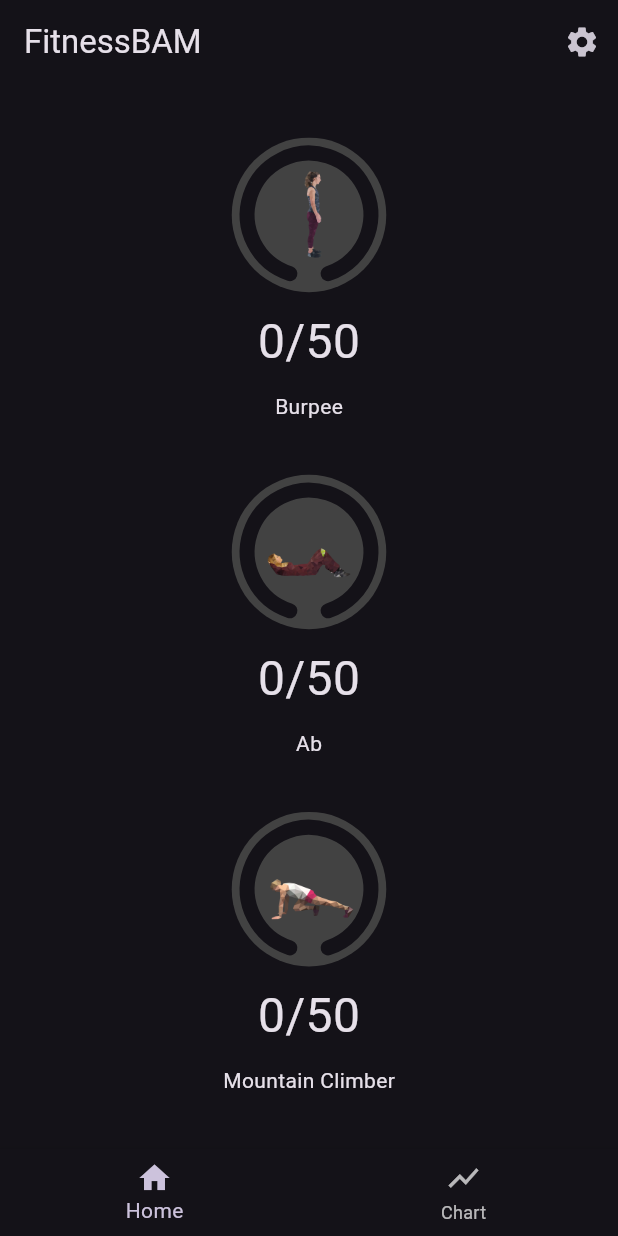
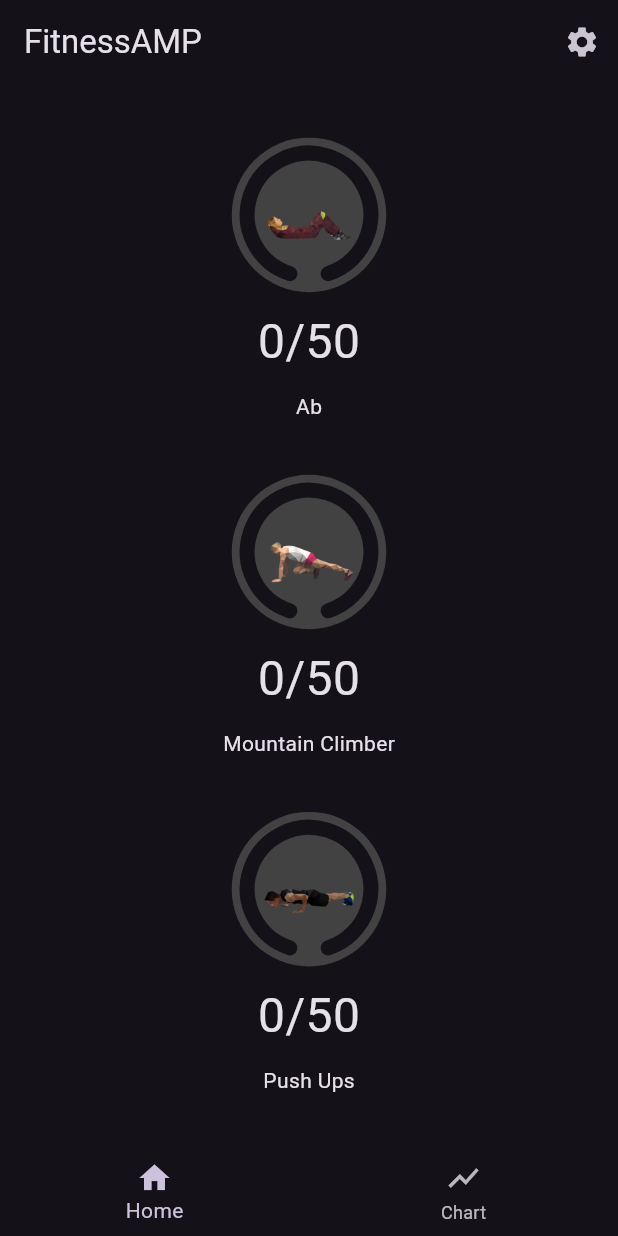
Before and after one commit to rafael-r-bento/Fitness, a Flutter app: the screen it shows after launch, on a phone screen of 412 x 824 dp. Run offline on Flutter 3.47's test engine with Material 3 defaults, Android fonts, the phone set to English and light mode, and no system bars; our stand-ins replace sqflite; missing offline and left inert: flutter_charts; accounts and stored records are empty.

Commit message:
Change project name and update exercises

```diff
--- a/lib/activity.dart
+++ b/lib/activity.dart
@@ -1,6 +1,6 @@
 /*
- * FitnessBAM - a fitness app with 3 pre-defined exercises
- * Copyright (C) 2023  Rafael Bento
+ * FitnessAMP - a fitness app with 3 pre-defined exercises
+ * Copyright (C) 2023-2024  Rafael Bento
  *
  * This program is free software: you can redistribute it and/or modify
  * it under the terms of the GNU General Public License as published by
@@ -19,18 +19,18 @@
 class Activity {
   final String date;
   int ab;
-  int burpee;
   int mountainClimber;
+  int pushUps;
 
   Activity(
-      {this.date = "", this.ab = 0, this.burpee = 0, this.mountainClimber = 0});
+      {this.date = "", this.ab = 0, this.mountainClimber = 0, this.pushUps = 0});
 
   Map<String, dynamic> toMap() {
     return {
       'date': date,
       'ab': ab,
-      'burpee': burpee,
       'mountainClimber': mountainClimber,
+      'pushUps': pushUps,
     };
   }
 }
--- a/lib/activity_circle.dart
+++ b/lib/activity_circle.dart
@@ -1,6 +1,6 @@
 /*
- * FitnessBAM - a fitness app with 3 pre-defined exercises
- * Copyright (C) 2023  Rafael Bento
+ * FitnessAMP - a fitness app with 3 pre-defined exercises
+ * Copyright (C) 2023-2024  Rafael Bento
  *
  * This program is free software: you can redistribute it and/or modify
  * it under the terms of the GNU General Public License as published by
--- a/lib/main.dart
+++ b/lib/main.dart
@@ -1,6 +1,6 @@
 /*
- * FitnessBAM - a fitness app with 3 predefined exercises
- * Copyright (C) 2023  Rafael Bento
+ * FitnessAMP - a fitness app with 3 predefined exercises
+ * Copyright (C) 2023-2024  Rafael Bento
  *
  * This program is free software: you can redistribute it and/or modify
  * it under the terms of the GNU General Public License as published by
@@ -39,10 +39,10 @@ class MyApp extends StatelessWidget {
   @override
   Widget build(BuildContext context) {
     return MaterialApp(
-      title: 'FitnessBAM',
+      title: 'FitnessAMP',
       debugShowCheckedModeBanner: false,
       theme: ThemeData.dark(),
-      home: const MyHomePage(title: 'FitnessBAM'),
+      home: const MyHomePage(title: 'FitnessAMP'),
     );
   }
 }
@@ -69,8 +69,8 @@ class MyHomePageState extends State<MyHomePage> with WidgetsBindingObserver {
     activityNow = Activity(
       date: DateTime.now().toIso8601String().substring(0, 10),
       ab: 0,
-      burpee: 0,
       mountainClimber: 0,
+      pushUps: 0,
     );
     setupDatabase().then((_) {
       verifyDatabase();
@@ -82,7 +82,7 @@ class MyHomePageState extends State<MyHomePage> with WidgetsBindingObserver {
     getTextFromFile();
     LicenseRegistry.addLicense(() async* {
       yield LicenseEntryWithLineBreaks(
-        ["FitnessBAM"],
+        ["FitnessAMP"],
         fileData,
       );
     });
@@ -106,8 +106,8 @@ class MyHomePageState extends State<MyHomePage> with WidgetsBindingObserver {
         activityNow = Activity(
           date: DateTime.now().toIso8601String().substring(0, 10),
           ab: 0,
-          burpee: 0,
           mountainClimber: 0,
+	  pushUps: 0,
         );
       });
       insertActivity(activityNow);
@@ -118,9 +118,9 @@ class MyHomePageState extends State<MyHomePage> with WidgetsBindingObserver {
     final ByteData data1 =
         await rootBundle.load('images/exercise_abcrunch.webp');
     final ByteData data2 =
-        await rootBundle.load('images/exercise_4countburpee.webp');
+        await rootBundle.load('images/exercise_mountainclimber.webp');
     final ByteData data3 =
-        await rootBundle.load('images/exercise_mountainclimber.webp');
+        await rootBundle.load('images/exercise_pushups.webp');
     image1 = await loadImage(Uint8List.view(data1.buffer), 1);
     image2 = await loadImage(Uint8List.view(data2.buffer), 2);
     image3 = await loadImage(Uint8List.view(data3.buffer), 3);
@@ -160,8 +160,8 @@ class MyHomePageState extends State<MyHomePage> with WidgetsBindingObserver {
         await db.execute('''CREATE TABLE Activities (
           date TEXT PRIMARY KEY,
           ab INTEGER,
-          burpee INTEGER,
-          mountainClimber INTEGER
+          mountainClimber INTEGER,
+	  pushUps INTEGER
         )''');
       },
       version: 1,
@@ -172,7 +172,7 @@ class MyHomePageState extends State<MyHomePage> with WidgetsBindingObserver {
     Database? db = database;
 
     List<Map<String, dynamic>>? maps = await db?.query('Activities',
-        columns: ['date', 'ab', 'burpee', 'mountainClimber'],
+        columns: ['date', 'ab', 'mountainClimber', 'pushUps'],
         where: 'date = ?',
         whereArgs: [activityNow?.date]);
 
@@ -180,8 +180,8 @@ class MyHomePageState extends State<MyHomePage> with WidgetsBindingObserver {
       if (maps!.isNotEmpty) {
         setState(() {
           activityNow?.ab = maps.first['ab'];
-          activityNow?.burpee = maps.first['burpee'];
           activityNow?.mountainClimber = maps.first['mountainClimber'];
+	  activityNow?.pushUps = maps.first['pushUps'];
         });
       } else if (maps.isEmpty) {
         await insertActivity(activityNow);
@@ -200,12 +200,12 @@ class MyHomePageState extends State<MyHomePage> with WidgetsBindingObserver {
   }
 
   Future<void> updateActivity(
-    int iAb, int iBurpee, int iMountainClimber) async {
+    int iAb, int iMountainClimber, int iPushUps) async {
     final db = database;
     setState(() {
       activityNow?.ab += iAb;
-      activityNow?.burpee += iBurpee;
       activityNow?.mountainClimber += iMountainClimber;
+      activityNow?.pushUps += iPushUps;
     });
 
     await db?.update(
@@ -236,8 +236,8 @@ class MyHomePageState extends State<MyHomePage> with WidgetsBindingObserver {
   void _showAboutDialog() async {
     showAboutDialog(
         context: context,
-        applicationName: "FitnessBAM",
-        applicationVersion: "0.1.0",
+        applicationName: "FitnessAMP",
+        applicationVersion: "0.3.0",
         applicationIcon: const SizedBox(
           width: 48,
           height: 48,
@@ -255,8 +255,8 @@ class MyHomePageState extends State<MyHomePage> with WidgetsBindingObserver {
     final Database? db = database;
     await db?.delete('Activities');
     activityNow?.ab = 0;
-    activityNow?.burpee = 0;
     activityNow?.mountainClimber = 0;
+    activityNow?.pushUps = 0;
     await verifyDatabase();
   }
 
@@ -280,7 +280,7 @@ class MyHomePageState extends State<MyHomePage> with WidgetsBindingObserver {
                   ),
                   ListTile(
                     leading: const Icon(Icons.info),
-                    title: const Text('About FitnessBAM'),
+                    title: const Text('About FitnessAMP'),
                     onTap: _showAboutDialog,
                   ),
                 ],
@@ -324,8 +324,8 @@ class MyHomePageState extends State<MyHomePage> with WidgetsBindingObserver {
         this.expectedList = [...list!];
     });
     List<double> abCounter = [];
-    List<double> burpeeCounter = [];
     List<double> mountainClimberCounter = [];
+    List<double> pushUpsCounter = [];
     if (expectedList != null && expectedList!.length != null) {
       if (expectedList!.length > 30) {
         while (expectedList!.length > 30) {
@@ -334,13 +334,13 @@ class MyHomePageState extends State<MyHomePage> with WidgetsBindingObserver {
       }
       else if (expectedList!.length < 30) {
         while (expectedList!.length < 30) {
-          expectedList!.insert(0, {'date': "", 'ab': 0, 'burpee': 0, 'mountainClimber': 0});
+          expectedList!.insert(0, {'date': "", 'ab': 0, 'mountainClimber': 0, 'pushUps': 0});
         }
       }
       expectedList!.forEach((element) => {
         abCounter.add(element["ab"].toDouble()),
-        burpeeCounter.add(element["burpee"].toDouble()),
         mountainClimberCounter.add(element["mountainClimber"].toDouble()),
+	pushUpsCounter.add(element["pushUps"].toDouble()),
       });
     }
     else {
@@ -348,30 +348,30 @@ class MyHomePageState extends State<MyHomePage> with WidgetsBindingObserver {
 	0.0, 0.0, 0.0, 0.0, 0.0, 0.0, 0.0, 0.0, 0.0, 0.0,
 	0.0, 0.0, 0.0, 0.0, 0.0, 0.0, 0.0, 0.0, 0.0, 0.0];
 
-      burpeeCounter = [0.0, 0.0, 0.0, 0.0, 0.0, 0.0, 0.0, 0.0, 0.0, 0.0,
-	0.0, 0.0, 7.0, 0.0, 0.0, 0.0, 0.0, 0.0, 0.0, 0.0,
-	0.0, 0.0, 0.0, 0.0, 0.0, 0.0, 0.0, 0.0, 0.0, 0.0];
-
       mountainClimberCounter = [0.0, 0.0, 0.0, 0.0, 0.0, 0.0, 0.0, 0.0, 0.0, 0.0,
 	0.0, 0.0, 0.0, 0.0, 0.0, 0.0, 0.0, 0.0, 0.0, 0.0,
 	0.0, 0.0, 50.0, 0.0, 0.0, 0.0, 0.0, 0.0, 0.0, 0.0];
+
+      pushUpsCounter = [0.0, 0.0, 0.0, 0.0, 0.0, 0.0, 0.0, 0.0, 0.0, 0.0,
+	0.0, 0.0, 7.0, 0.0, 0.0, 0.0, 0.0, 0.0, 0.0, 0.0,
+	0.0, 0.0, 0.0, 0.0, 0.0, 0.0, 0.0, 0.0, 0.0, 0.0];
     }
     LabelLayoutStrategy? xContainerLabelLayoutStrategy;
     ChartData chartData;
     ChartOptions chartOptions = const ChartOptions();
     chartData = ChartData(
       dataRows: [
-        burpeeCounter,
         abCounter,
         mountainClimberCounter,
+	pushUpsCounter,
       ],
       xUserLabels: const ['', '', '' ,'', '', '', '', '', '', '',
 	'', '', '' ,'', '', '', '', '', '', '',
 	'', '', '' ,'', '', '', '', '', '', ''],
       dataRowsLegends: const [
-        'Burpee',
         'Ab',
         'Mountain Climber',
+        'Push Ups',
       ],
       chartOptions: chartOptions,
     );
@@ -414,22 +414,22 @@ class MyHomePageState extends State<MyHomePage> with WidgetsBindingObserver {
                 children: <Widget>[
                   GestureDetector(
                     onTap: () {
-                      updateActivity(0, 10, 0);
+                      updateActivity(10, 0, 0);
                     },
                     child: _buildActivityCircle(
                         MediaQuery.of(context).size.width * 0.25,
-			activityNow?.burpee,
-			image2,
+			activityNow?.ab,
+			image1,
 		    ),
                   ),
                   Padding(
                     padding: const EdgeInsets.only(top: 10),
-                    child: Text('${activityNow?.burpee}/50',
+                    child: Text('${activityNow?.ab}/50',
                         style: const TextStyle(fontSize: 32.0)),
                   ),
                   const Padding(
                     padding: EdgeInsets.only(top: 10),
-                    child: Text('Burpee'),
+                    child: Text('Ab'),
                   ),
                 ],
               ),
@@ -443,19 +443,19 @@ class MyHomePageState extends State<MyHomePage> with WidgetsBindingObserver {
                 children: <Widget>[
                   GestureDetector(
                     onTap: () {
-                      updateActivity(10, 0, 0);
+                      updateActivity(0, 10, 0);
                     },
                     child: _buildActivityCircle(
-                        MediaQuery.of(context).size.width * 0.25, activityNow?.ab, image1),
+                        MediaQuery.of(context).size.width * 0.25, activityNow?.mountainClimber, image2),
                   ),
                   Padding(
                     padding: const EdgeInsets.only(top: 10),
-                    child: Text("${activityNow?.ab}/50",
+                    child: Text("${activityNow?.mountainClimber}/50",
                         style: const TextStyle(fontSize: 32.0)),
                   ),
                   const Padding(
                     padding: EdgeInsets.only(top: 10),
-                    child: Text('Ab'),
+                    child: Text('Mountain Climber'),
                   ),
                 ],
               ),
@@ -471,16 +471,16 @@ class MyHomePageState extends State<MyHomePage> with WidgetsBindingObserver {
                       updateActivity(0, 0, 10);
                     },
                     child: _buildActivityCircle(
-                        MediaQuery.of(context).size.width * 0.25, activityNow?.mountainClimber, image3),
+                        MediaQuery.of(context).size.width * 0.25, activityNow?.pushUps, image3),
                   ),
                   Padding(
                     padding: const EdgeInsets.only(top: 10),
-                    child: Text('${activityNow?.mountainClimber}/50',
+                    child: Text('${activityNow?.pushUps}/50',
                         style: const TextStyle(fontSize: 32.0)),
                   ),
                   const Padding(
                     padding: EdgeInsets.only(top: 10),
-                    child: Text('Mountain Climber'),
+                    child: Text('Push Ups'),
                   ),
                 ],
               ),
```
Also changed, not shown: pubspec.yaml (+4 -4 lines), images/exercise_4countburpee.webp (deleted), images/exercise_pushups.webp (added), images/screen1.png, images/screen2.png, images/screen3.png, 7 other files.
